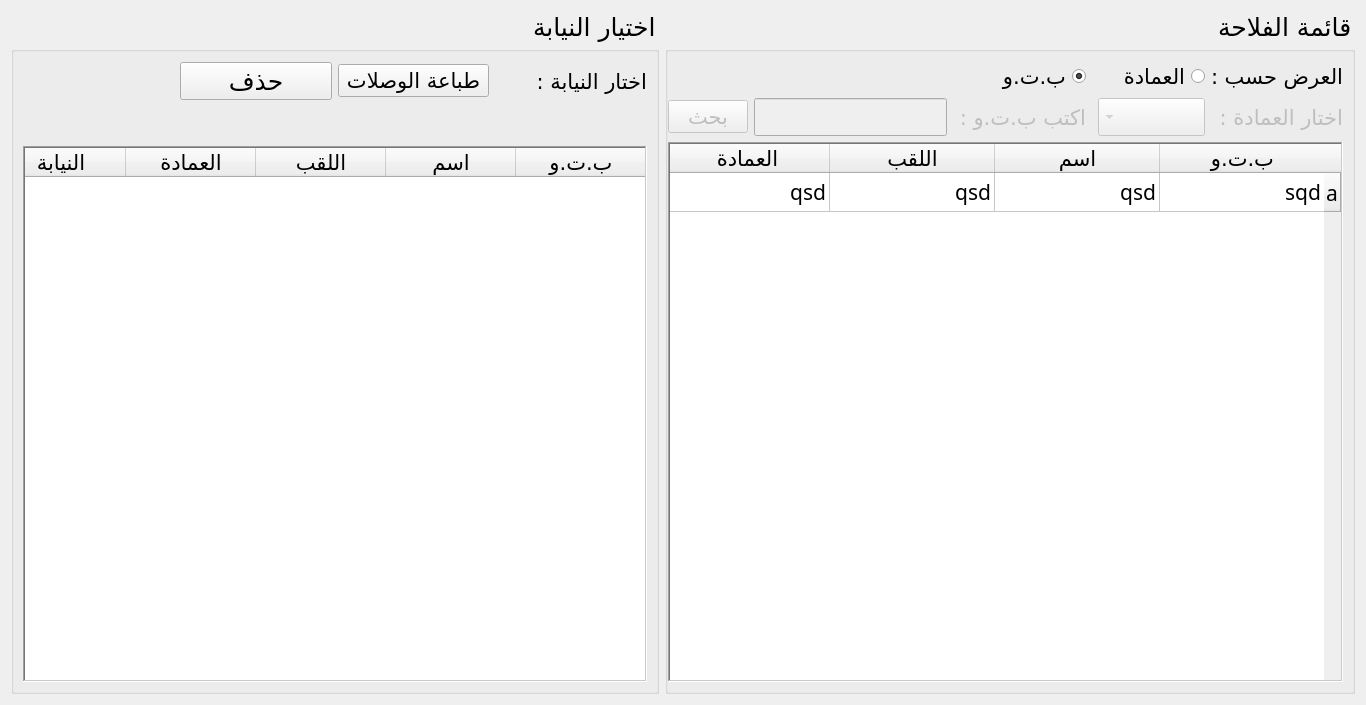
Qt form UI/distribution.ui (anwer25/Administration_agricole) before a commit.
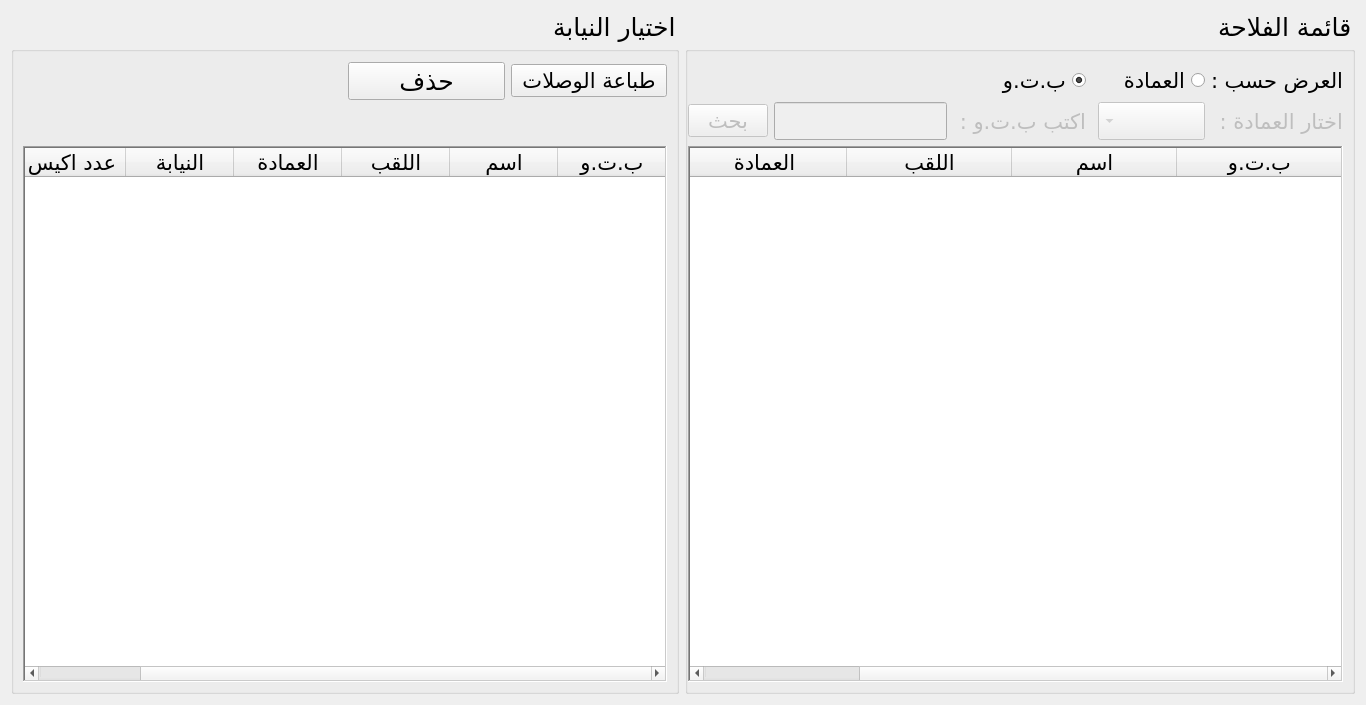
The same form after that commit. Icons and pictures are not drawn.

What changed in the file:
```diff
--- a/UI/distribution.ui
+++ b/UI/distribution.ui
@@ -36,6 +36,9 @@
       <property name="leftMargin">
        <number>0</number>
       </property>
+      <property name="topMargin">
+       <number>13</number>
+      </property>
       <property name="rightMargin">
        <number>9</number>
       </property>
@@ -198,7 +201,10 @@
          <enum>Qt::ScrollBarAsNeeded</enum>
         </property>
         <property name="horizontalScrollBarPolicy">
-         <enum>Qt::ScrollBarAlwaysOff</enum>
+         <enum>Qt::ScrollBarAsNeeded</enum>
+        </property>
+        <property name="sizeAdjustPolicy">
+         <enum>QAbstractScrollArea::AdjustToContents</enum>
         </property>
         <property name="editTriggers">
          <set>QAbstractItemView::NoEditTriggers</set>
@@ -251,11 +257,6 @@
         <attribute name="horizontalHeaderHighlightSections">
          <bool>false</bool>
         </attribute>
-        <row>
-         <property name="text">
-          <string>a</string>
-         </property>
-        </row>
         <column>
          <property name="text">
           <string>ب.ت.و</string>
@@ -276,26 +277,6 @@
           <string>العمادة</string>
          </property>
         </column>
-        <item row="0" column="0">
-         <property name="text">
-          <string>sqd</string>
-         </property>
-        </item>
-        <item row="0" column="1">
-         <property name="text">
-          <string>qsd</string>
-         </property>
-        </item>
-        <item row="0" column="2">
-         <property name="text">
-          <string>qsd</string>
-         </property>
-        </item>
-        <item row="0" column="3">
-         <property name="text">
-          <string>qsd</string>
-         </property>
-        </item>
        </widget>
       </item>
      </layout>
@@ -318,7 +299,7 @@
       <property name="horizontalSpacing">
        <number>6</number>
       </property>
-      <item row="2" column="0">
+      <item row="3" column="0">
        <layout class="QVBoxLayout" name="verticalLayout">
         <property name="spacing">
          <number>1</number>
@@ -335,7 +316,14 @@
         </property>
        </layout>
       </item>
-      <item row="3" column="0" colspan="4">
+      <item row="3" column="1">
+       <widget class="QLabel" name="label_5">
+        <property name="text">
+         <string/>
+        </property>
+       </widget>
+      </item>
+      <item row="4" column="0" colspan="4">
        <widget class="QTableWidget" name="printingList">
         <property name="font">
          <font>
@@ -353,7 +341,10 @@
          <enum>Qt::ScrollBarAsNeeded</enum>
         </property>
         <property name="horizontalScrollBarPolicy">
-         <enum>Qt::ScrollBarAlwaysOff</enum>
+         <enum>Qt::ScrollBarAsNeeded</enum>
+        </property>
+        <property name="sizeAdjustPolicy">
+         <enum>QAbstractScrollArea::AdjustToContents</enum>
         </property>
         <property name="editTriggers">
          <set>QAbstractItemView::NoEditTriggers</set>
@@ -395,7 +386,7 @@
          <bool>false</bool>
         </property>
         <attribute name="horizontalHeaderDefaultSectionSize">
-         <number>130</number>
+         <number>108</number>
         </attribute>
         <attribute name="horizontalHeaderHighlightSections">
          <bool>false</bool>
@@ -428,31 +419,14 @@
           <string>النيابة</string>
          </property>
         </column>
+        <column>
+         <property name="text">
+          <string>عدد اكيس</string>
+         </property>
+        </column>
        </widget>
       </item>
       <item row="1" column="0">
-       <widget class="QLabel" name="label_4">
-        <property name="font">
-         <font>
-          <pointsize>16</pointsize>
-         </font>
-        </property>
-        <property name="locale">
-         <locale language="Arabic" country="Tunisia"/>
-        </property>
-        <property name="text">
-         <string>اختار النيابة :</string>
-        </property>
-       </widget>
-      </item>
-      <item row="2" column="1">
-       <widget class="QLabel" name="label_5">
-        <property name="text">
-         <string/>
-        </property>
-       </widget>
-      </item>
-      <item row="1" column="1">
        <widget class="QPushButton" name="print">
         <property name="font">
          <font>
@@ -467,7 +441,7 @@
         </property>
        </widget>
       </item>
-      <item row="1" column="2">
+      <item row="1" column="1">
        <widget class="QPushButton" name="remove">
         <property name="text">
          <string>حذف</string>
```
Left out of the diff: 12 changed lines with no effect on the pictures.
